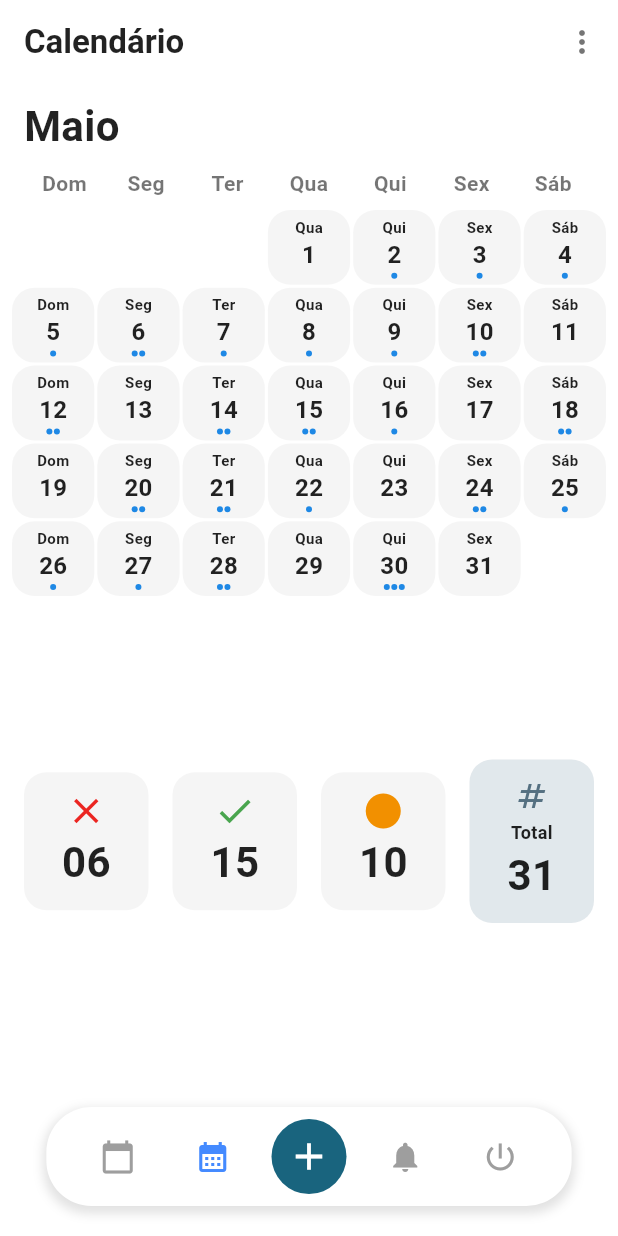
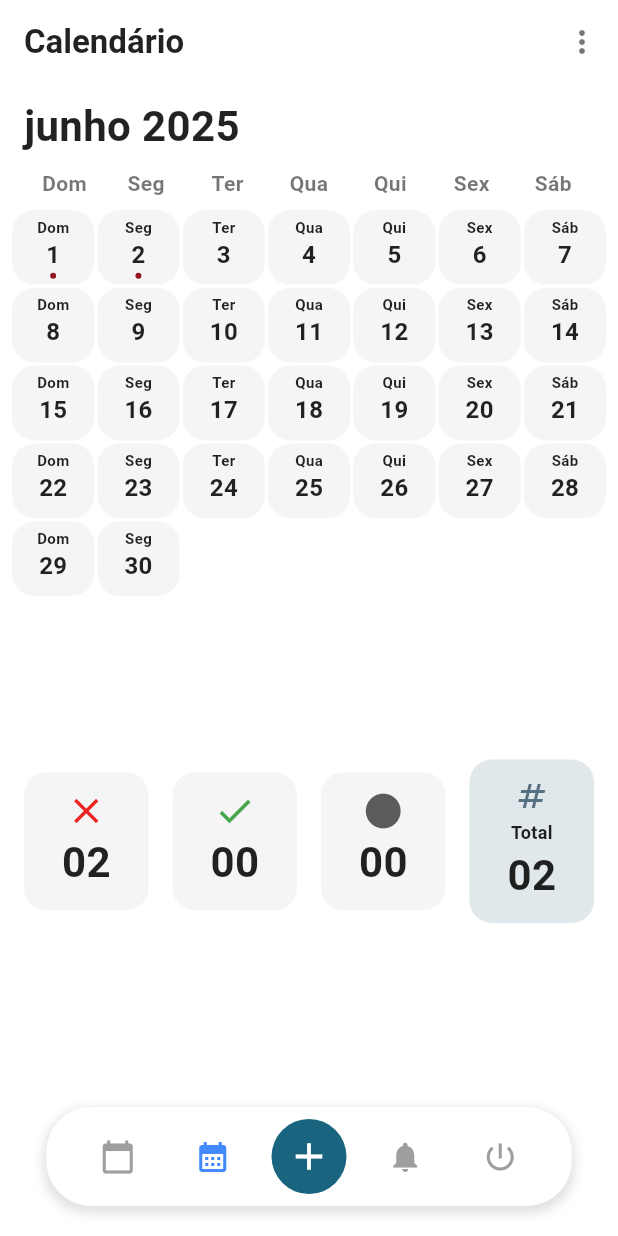
Before and after one commit to mathcolombo/TaskMaster, a Flutter app: the screen it shows after launch, item 2 of the bottom bar chosen, on a phone screen of 412 x 824 dp. Run offline on Flutter 3.47's test engine with Material 3 defaults, Android fonts, the light colour scheme and no system bars.

Commit message:
Projeto final 2.0 Task Master funcionando como uma bala

```diff
--- a/lib/data/task_repository.dart
+++ b/lib/data/task_repository.dart
@@ -45,4 +45,7 @@ class TaskRepository {
     _tasks.value = updatedTasks;
   }
 
+  void removeTask(Task task) {
+    _tasks.value = _tasks.value.where((t) => t.id != task.id).toList();
+  }
 }
--- a/lib/models/calendar_day_summary.dart
+++ b/lib/models/calendar_day_summary.dart
@@ -1,20 +1,24 @@
+import 'package:task_master/models/task.dart'; // Make sure to import your Task model
+
 class CalendarDaySummary {
-
   final int day;
   final String weekday;
-  final List<bool> hasTasks;
+  final List<Task> tasks;
 
   CalendarDaySummary({
     required this.day,
     required this.weekday,
-    this.hasTasks = const [],
+    this.tasks = const [],
   });
 
   factory CalendarDaySummary.fromJson(Map<String, dynamic> json) {
     return CalendarDaySummary(
       day: json['day'] as int,
       weekday: json['weekday'] as String,
-      hasTasks: (json['hasTasks'] as List?)?.map((e) => e as bool).toList() ?? [],
+      tasks: (json['tasks'] as List?)
+              ?.map((e) => Task.fromJson(e as Map<String, dynamic>))
+              .toList() ??
+          [],
     );
   }
 
@@ -22,7 +26,7 @@ class CalendarDaySummary {
     return {
       'day': day,
       'weekday': weekday,
-      'hasTasks': hasTasks,
+      'tasks': tasks.map((task) => task.toJson()).toList(),
     };
   }
 }
--- a/lib/views/calendar_screen.dart
+++ b/lib/views/calendar_screen.dart
@@ -3,6 +3,10 @@ import 'package:task_master/models/calendar_day_summary.dart';
 import 'package:task_master/views/widgets/bottom_navigation_bar_custom.dart';
 import 'package:task_master/views/widgets/calendar_day_widget.dart';
 import 'package:task_master/views/widgets/calendar_summary_card.dart';
+import 'package:task_master/models/task.dart';
+import 'package:task_master/models/enums/task_status.dart';
+import 'package:task_master/data/task_repository.dart';
+import 'package:intl/intl.dart';
 
 class CalendarScreen extends StatefulWidget {
   const CalendarScreen({super.key});
@@ -16,55 +20,114 @@ class CalendarScreen extends StatefulWidget {
 }
 
 class _CalendarScreenState extends State<CalendarScreen> {
-
-  String _currentMonth = 'Maio';
+  String _currentMonth = '';
   List<CalendarDaySummary> _calendarDays = [];
   int _selectedIndex = 1;
+
+  int _redTasksCount = 0;
+  int _greenTasksCount = 0;
+  int _greyTasksCount = 0;
+  int _totalTasksCount = 0;
+
+  final TaskRepository _taskRepository = TaskRepository();
+
+  @override
+  void initState() {
+    super.initState();
+    _taskRepository.tasksNotifier.addListener(_onTasksChanged);
+    _loadCalendarData();
+  }
+
+  @override
+  void dispose() {
+    _taskRepository.tasksNotifier.removeListener(_onTasksChanged);
+    super.dispose();
+  }
+
+  void _onTasksChanged() {
+    _loadCalendarData();
+  }
+
+  void _loadCalendarData() {
+    final DateTime now = DateTime.now();
+    final DateTime firstDayOfMonth = DateTime(now.year, now.month, 1);
+    final int daysInMonth = DateTime(now.year, now.month + 1, 0).day;
+    final int firstDayOfMonthWeekday = firstDayOfMonth.weekday % 7;
+
+    final List<Task> allTasks = _taskRepository.allTasks;
+    final List<Task> tasksForCurrentMonth = allTasks.where((task) {
+      return task.date.year == now.year && task.date.month == now.month;
+    }).toList();
+
+    setState(() {
+      _currentMonth = DateFormat('MMMM y', 'pt_BR').format(now);
+      _calendarDays = [];
+      _redTasksCount = 0;
+      _greenTasksCount = 0;
+      _greyTasksCount = 0;
+      _totalTasksCount = 0;
+
+      for (int i = 0; i < firstDayOfMonthWeekday; i++) {
+        _calendarDays.add(CalendarDaySummary(day: 0, weekday: '', tasks: []));
+      }
+
+      for (int i = 1; i <= daysInMonth; i++) {
+        final DateTime dayDate = DateTime(now.year, now.month, i);
+        final List<Task> tasksForDay = tasksForCurrentMonth.where((task) {
+          return task.date.day == i;
+        }).toList();
+
+        _calendarDays.add(
+          CalendarDaySummary(
+            day: i,
+            weekday: _getWeekdayShortName(dayDate.weekday),
+            tasks: tasksForDay,
+          ),
+        );
+        _updateTaskCounts(tasksForDay, now);
+      }
+    });
+  }
+
+  String _getWeekdayShortName(int weekday) {
+    final weekdays = ['Seg', 'Ter', 'Qua', 'Qui', 'Sex', 'Sáb', 'Dom'];
+    return weekdays[weekday - 1];
+  }
+
+  void _updateTaskCounts(List<Task> tasks, DateTime currentTime) {
+    for (var task in tasks) {
+      _totalTasksCount++;
+
+      final List<String> timeParts = task.time.split('h')[0].split(':');
+      final int hour = int.tryParse(timeParts[0]) ?? 0;
+      final int minute = int.tryParse(timeParts[1]) ?? 0;
+
+      final DateTime fullTaskDateTime = DateTime(
+        task.date.year,
+        task.date.month,
+        task.date.day,
+        hour,
+        minute,
+      );
+
+      if (task.status == TaskStatus.completed) {
+        _greenTasksCount++;
+      } else if (task.status == TaskStatus.missed) {
+        _redTasksCount++;
+      } else {
+        if (fullTaskDateTime.isBefore(currentTime)) {
+          _redTasksCount++;
+        } else {
+          _greyTasksCount++;
+        }
+      }
+    }
+  }
 
   void updateSelectedIndex(int index) {
     setState(() {
       _selectedIndex = index;
     });
-  }
-
-  @override
-  void initState() {
-    super.initState();
-    _loadCalendarData();
-  }
-
-  void _loadCalendarData() {
-    setState(() {
-      _calendarDays = [];
-
-      int firstDayOfMonthWeekday = 3;
-      int daysInMonth = 31;
-
-      for (int i = 0; i < firstDayOfMonthWeekday; i++) {
-        _calendarDays.add(CalendarDaySummary(day: 0, weekday: '', hasTasks: []));
-      }
-
-      for (int i = 1; i <= daysInMonth; i++) {
-        List<bool> tasksForDay = [];
-        if (i % 3 == 0) tasksForDay.add(true);
-        if (i % 5 == 0) tasksForDay.add(true);
-        if (i % 7 == 0) tasksForDay.add(true);
-        if (i % 2 == 0) tasksForDay.add(true);
-
-        _calendarDays.add(
-          CalendarDaySummary(
-            day: i,
-            weekday: _getWeekdayShortName(i + firstDayOfMonthWeekday - 1),
-            hasTasks: tasksForDay,
-          ),
-        );
-      }
-    });
-  }
-
-  String _getWeekdayShortName(int dayIndex) {
-    final weekdays = ['Dom', 'Seg', 'Ter', 'Qua', 'Qui', 'Sex', 'Sáb'];
-    return weekdays[dayIndex % 7];
   }
 
   @override
@@ -113,7 +176,7 @@ class _CalendarScreenState extends State<CalendarScreen> {
                           child: Text(
                             day,
                             textAlign: TextAlign.center,
-                            style: TextStyle(
+                            style: const TextStyle(
                               color: Colors.black54,
                               fontSize: 14,
                               fontWeight: FontWeight.bold,
@@ -146,6 +209,7 @@ class _CalendarScreenState extends State<CalendarScreen> {
             ),
             const SizedBox(height: 15),
 
+            // Task Summary Cards
             Padding(
               padding: const EdgeInsets.symmetric(horizontal: 8.0),
               child: Row(
@@ -154,25 +218,25 @@ class _CalendarScreenState extends State<CalendarScreen> {
                   CalendarSummaryCard(
                     icon: Icons.close,
                     color: Colors.red[400]!,
-                    value: 6,
+                    value: _redTasksCount,
                     isTotal: false,
                   ),
                   CalendarSummaryCard(
                     icon: Icons.check,
                     color: Colors.green[400]!,
-                    value: 15,
+                    value: _greenTasksCount,
                     isTotal: false,
                   ),
                   CalendarSummaryCard(
                     icon: Icons.circle,
-                    color: Colors.orange[400]!,
-                    value: 10,
+                    color: Colors.grey[600]!,
+                    value: _greyTasksCount,
                     isTotal: false,
                   ),
                   CalendarSummaryCard(
                     icon: Icons.numbers,
                     color: const Color(0xFF6B8A9E),
-                    value: 31,
+                    value: _totalTasksCount,
                     isTotal: true,
                   ),
                 ],
--- a/lib/views/widgets/calendar_day_widget.dart
+++ b/lib/views/widgets/calendar_day_widget.dart
@@ -1,8 +1,8 @@
 import 'package:flutter/material.dart';
 import 'package:task_master/models/calendar_day_summary.dart';
+import 'package:task_master/models/enums/task_status.dart'; // Import your TaskStatus enum
 
 class CalendarDayWidget extends StatelessWidget {
-
   final CalendarDaySummary daySummary;
 
   const CalendarDayWidget({
@@ -10,16 +10,14 @@ class CalendarDayWidget extends StatelessWidget {
     required this.daySummary,
   });
 
-  String _getTodayWeekdayShortName() {
-    final weekdays = ['Dom', 'Seg', 'Ter', 'Qua', 'Qui', 'Sex', 'Sáb'];
-    return weekdays[DateTime.now().weekday % 7];
-  }
-
   @override
   Widget build(BuildContext context) {
-    final DateTime today = DateTime.now();
-    final bool isToday = daySummary.day == today.day &&
-                         (daySummary.day > 0 && today.month == 5 && today.year == 2025);
+    final DateTime now = DateTime.now();
+
+    final bool isToday = daySummary.day == now.day &&
+        now.month == DateTime.now().month &&
+        now.year == DateTime.now().year;
+
     final Color cardBackgroundColor = Colors.grey.withOpacity(0.1);
     final Color textColor = Colors.black87;
 
@@ -27,7 +25,6 @@ class CalendarDayWidget extends StatelessWidget {
       decoration: BoxDecoration(
         color: cardBackgroundColor,
         borderRadius: BorderRadius.circular(15.0),
-        border: isToday ? Border.all(color: Colors.blue.shade300, width: 2) : null,
       ),
       padding: const EdgeInsets.symmetric(vertical: 4.0, horizontal: 2.0),
       child: Column(
@@ -52,14 +49,39 @@ class CalendarDayWidget extends StatelessWidget {
           const Spacer(),
           Row(
             mainAxisAlignment: MainAxisAlignment.center,
-            children: daySummary.hasTasks.map((hasTask) {
+            children: daySummary.tasks.map((task) {
+              Color dotColor;
+              final List<String> timeParts = task.time.split('h')[0].split(':');
+              final int hour = int.tryParse(timeParts[0]) ?? 0;
+              final int minute = int.tryParse(timeParts[1]) ?? 0;
+
+              final DateTime fullTaskDateTime = DateTime(
+                task.date.year,
+                task.date.month,
+                task.date.day,
+                hour,
+                minute,
+              );
+
+              if (task.status == TaskStatus.completed) {
+                dotColor = const Color(0xFF5EAC24);
+              } else if (task.status == TaskStatus.missed) {
+                dotColor = const Color(0xFF931621);
+              } else {
+                if (fullTaskDateTime.isBefore(now)) {
+                  dotColor = const Color(0xFF931621);
+                } else {
+                  dotColor = const Color(0xFFB2B09B);
+                }
+              }
+
               return Padding(
                 padding: const EdgeInsets.symmetric(horizontal: 0.5),
                 child: Container(
                   width: 4,
                   height: 4,
                   decoration: BoxDecoration(
-                    color: hasTask ? Colors.blue.shade600 : Colors.transparent,
+                    color: dotColor,
                     shape: BoxShape.circle,
                   ),
                 ),
```
Also changed, not shown: lib/views/task_schedule_screen.dart (+9 -5 lines), lib/views/widgets/task_card.dart (+32 -3 lines).
